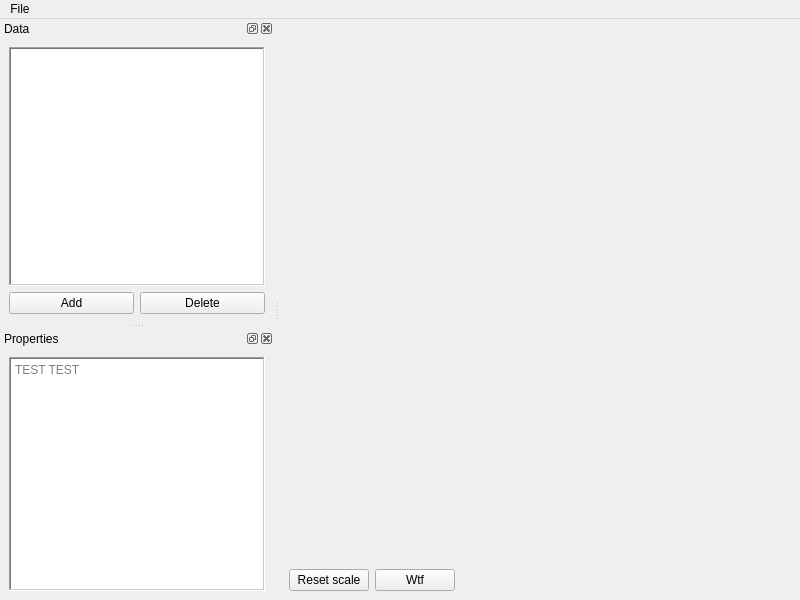
This is libjustplot/ui/main.ui in aemarkov/justplot as Qt 5 draws it before an edit. The edited form follows.
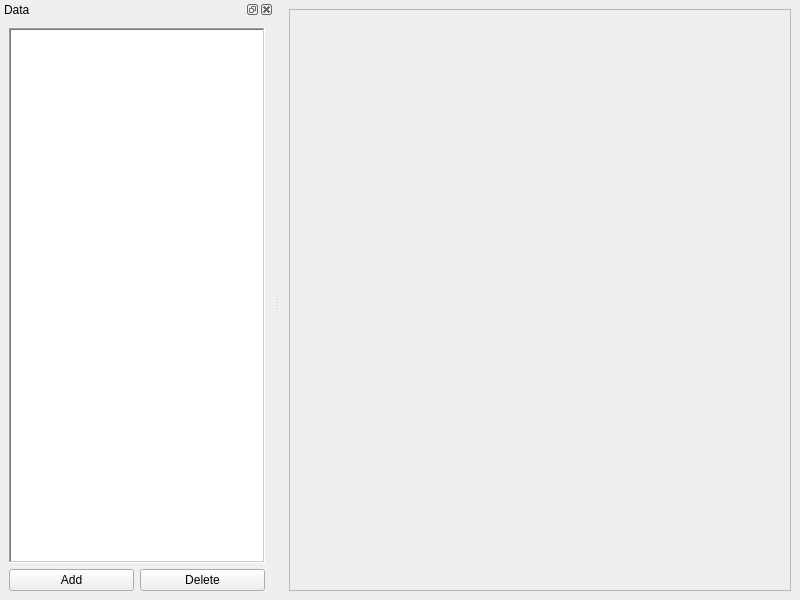
This is the edited form. Custom widgets are drawn as their Qt base class.

Commit message: Improve GUI and remove unused widgets

```diff
--- a/libjustplot/ui/main.ui
+++ b/libjustplot/ui/main.ui
@@ -14,75 +14,31 @@
    <string>MainWindow</string>
   </property>
   <widget class="QWidget" name="centralwidget">
-   <layout class="QVBoxLayout" name="verticalLayout_3">
+   <layout class="QHBoxLayout" name="horizontalLayout_2">
     <item>
-     <widget class="PlotWidget" name="plotWidget" native="true">
-      <property name="sizePolicy">
-       <sizepolicy hsizetype="Preferred" vsizetype="Expanding">
-        <horstretch>0</horstretch>
-        <verstretch>0</verstretch>
-       </sizepolicy>
+     <widget class="QFrame" name="frame">
+      <property name="frameShape">
+       <enum>QFrame::StyledPanel</enum>
       </property>
+      <property name="frameShadow">
+       <enum>QFrame::Raised</enum>
+      </property>
+      <layout class="QHBoxLayout" name="horizontalLayout_4">
+       <item>
+        <widget class="PlotWidget" name="plotWidget" native="true">
+         <property name="sizePolicy">
+          <sizepolicy hsizetype="Preferred" vsizetype="Expanding">
+           <horstretch>0</horstretch>
+           <verstretch>0</verstretch>
+          </sizepolicy>
+         </property>
+        </widget>
+       </item>
+      </layout>
      </widget>
     </item>
-    <item>
-     <layout class="QVBoxLayout" name="verticalLayout_2">
-      <item>
-       <layout class="QHBoxLayout" name="horizontalLayout_2">
-        <item>
-         <widget class="QPushButton" name="btnPlotControlScaleReset">
-          <property name="text">
-           <string>Reset scale</string>
-          </property>
-         </widget>
-        </item>
-        <item>
-         <widget class="QPushButton" name="btnPlotControlWtf">
-          <property name="text">
-           <string>Wtf</string>
-          </property>
-         </widget>
-        </item>
-        <item>
-         <spacer name="horizontalSpacer">
-          <property name="orientation">
-           <enum>Qt::Horizontal</enum>
-          </property>
-          <property name="sizeHint" stdset="0">
-           <size>
-            <width>40</width>
-            <height>20</height>
-           </size>
-          </property>
-         </spacer>
-        </item>
-       </layout>
-      </item>
-     </layout>
-    </item>
    </layout>
   </widget>
-  <widget class="QMenuBar" name="menubar">
-   <property name="geometry">
-    <rect>
-     <x>0</x>
-     <y>0</y>
-     <width>800</width>
-     <height>26</height>
-    </rect>
-   </property>
-   <widget class="QMenu" name="menuFile">
-    <property name="title">
-     <string>File</string>
-    </property>
-    <addaction name="actionNew"/>
-    <addaction name="actionOpen"/>
-    <addaction name="actionSave"/>
-    <addaction name="actionSave_as"/>
-    <addaction name="actionExport_plot"/>
-   </widget>
-   <addaction name="menuFile"/>
-  </widget>
   <widget class="QDockWidget" name="dockData">
    <property name="windowTitle">
     <string>Data</string>
@@ -120,28 +76,6 @@
     </layout>
    </widget>
   </widget>
-  <widget class="QDockWidget" name="dockProperties">
-   <property name="windowTitle">
-    <string>Properties</string>
-   </property>
-   <attribute name="dockWidgetArea">
-    <number>1</number>
-   </attribute>
-   <widget class="QWidget" name="dockWidgetContents">
-    <layout class="QHBoxLayout" name="horizontalLayout_3">
-     <item>
-      <widget class="QTextEdit" name="textEdit">
-       <property name="frameShape">
-        <enum>QFrame::WinPanel</enum>
-       </property>
-       <property name="placeholderText">
-        <string>TEST TEST</string>
-       </property>
-      </widget>
-     </item>
-    </layout>
-   </widget>
-  </widget>
   <action name="actionNew">
    <property name="text">
     <string>New</string>
```
The commit also changes 1 other file.
